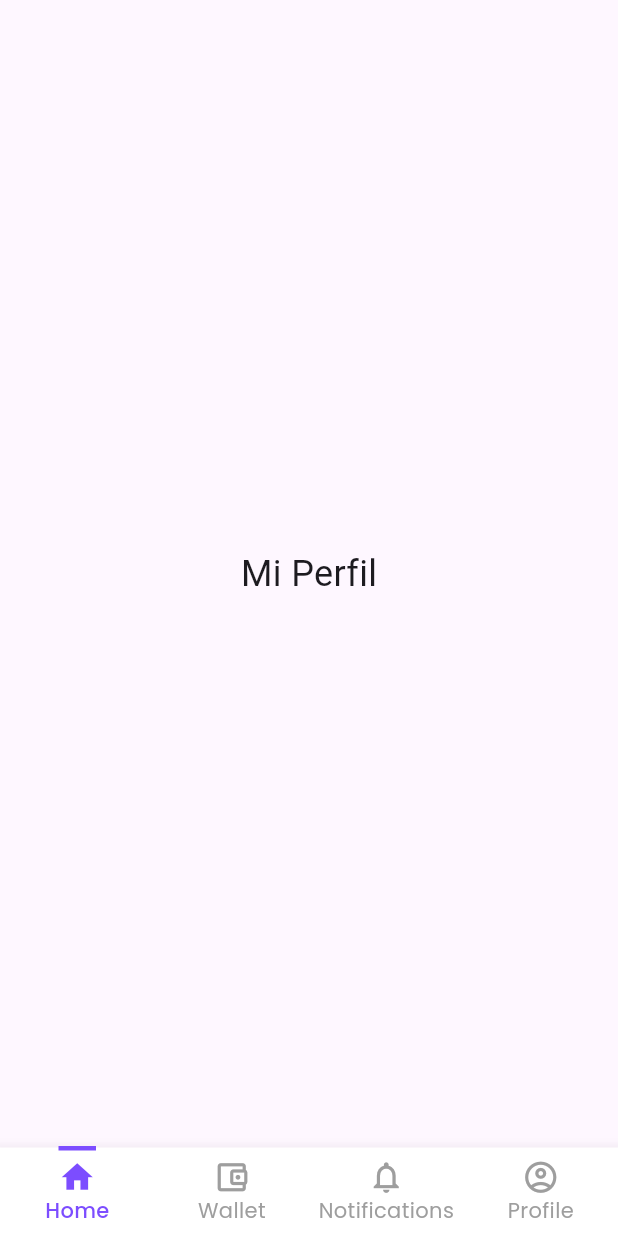
After one commit to jhuidobro-strategtic/VetApp, a Flutter app: the HomeScreen screen opened by its route, on a phone screen of 412 x 824 dp. The commit adds this screen. Run offline on Flutter 3.47's test engine with Material 3 defaults, Android fonts, the phone set to English and light mode, and no system bars; our stand-ins replace google_fonts.

Commit message:
commit angelo
commit angelo

```diff
--- a/lib/main.dart
+++ b/lib/main.dart
@@ -1,7 +1,7 @@
 import 'package:flutter/material.dart';
+import 'package:mobile_vet_app/screens/home_screen.dart';
 import 'screens/splash_screen.dart';
 import 'screens/login_screen.dart';
-//import 'screens/home_screen.dart';
 
 void main() {
   runApp(const MyApp());
@@ -15,12 +15,12 @@ class MyApp extends StatelessWidget {
     return MaterialApp(
       debugShowCheckedModeBanner: false,
       title: 'Clinica App',
-      theme: ThemeData(primarySwatch: Colors.green),
+      theme: ThemeData(primarySwatch: Colors.deepPurple),
       initialRoute: '/',
       routes: {
         '/': (context) => const SplashScreen(),
         '/login': (context) => const LoginScreen(),
-        //'/home': (context) => const HomeScreen(),
+        '/home': (context) => const HomeScreen(),
       },
     );
   }
--- /dev/null
+++ b/lib/screens/home_screen.dart
@@ -0,0 +1,96 @@
+import 'package:flutter/material.dart';
+import 'package:google_fonts/google_fonts.dart';
+import 'profile_screen.dart';
+import 'citas_screen.dart';
+import 'historia_screen.dart';
+import 'lugares_screen.dart';
+
+class HomeScreen extends StatefulWidget {
+  const HomeScreen({super.key});
+
+  @override
+  State<HomeScreen> createState() => _HomeScreenState();
+}
+
+class _HomeScreenState extends State<HomeScreen> {
+  int _currentIndex = 0;
+
+  final List<Widget> _pages = const [
+    ProfileScreen(),
+    CitasScreen(),
+    HistoriaScreen(),
+    LugaresScreen(),
+  ];
+
+  @override
+  Widget build(BuildContext context) {
+    return Scaffold(
+      body: _pages[_currentIndex],
+      bottomNavigationBar: BottomNavigationBar(
+        currentIndex: _currentIndex,
+        selectedItemColor: Colors.deepPurpleAccent,
+        unselectedItemColor: Colors.grey,
+        backgroundColor: Colors.white,
+        type: BottomNavigationBarType.fixed,
+        onTap: (index) {
+          setState(() {
+            _currentIndex = index;
+          });
+        },
+        selectedLabelStyle: GoogleFonts.poppins(
+          fontSize: 14,
+          fontWeight: FontWeight.w500,
+        ),
+        unselectedLabelStyle: GoogleFonts.poppins(
+          fontSize: 14,
+          fontWeight: FontWeight.w400,
+        ),
+        items: [
+          BottomNavigationBarItem(
+            icon: _buildBottomNavItem(Icons.home, 0),
+            label: "Home",
+          ),
+          BottomNavigationBarItem(
+            icon: _buildBottomNavItem(Icons.account_balance_wallet_outlined, 1),
+            label: "Wallet",
+          ),
+          BottomNavigationBarItem(
+            icon: _buildBottomNavItem(Icons.notifications_outlined, 2),
+            label: "Notifications",
+          ),
+          BottomNavigationBarItem(
+            icon: _buildBottomNavItem(Icons.account_circle_outlined, 3),
+            label: "Profile",
+          ),
+        ],
+      ),
+    );
+  }
+
+  Widget _buildBottomNavItem(IconData icon, int index) {
+    return Stack(
+      clipBehavior: Clip.none,
+      children: [
+        // Icono
+        Column(
+          mainAxisAlignment: MainAxisAlignment.center,
+          children: [Icon(icon, size: 25)],
+        ),
+        // Rayita encima del icono si es el seleccionado
+        if (_currentIndex == index)
+          Positioned(
+            left: 0,
+            right: 0,
+            bottom: 30, // Distancia de la rayita respecto al icono
+            child: Container(
+              height: 3,
+              width:
+                  MediaQuery.of(context).size.width /
+                  8, // Ancho igual dividido entre 4 ítems
+              color: Colors.deepPurpleAccent, // Color de la rayita
+            ),
+          ),
+      ],
+    );
+  }
+}
--- a/lib/screens/login_screen.dart
+++ b/lib/screens/login_screen.dart
@@ -35,12 +35,12 @@ class _LoginScreenState extends State<LoginScreen> {
               children: [
                 // 📌 Imagen arriba
                 Image.asset(
-                  "assets/images/logo.png",
-                  width: 150,
+                  "assets/images/logovetapp.png",
+                  width: 300,
                   height: 150,
                   fit: BoxFit.contain,
                 ),
-                const SizedBox(height: 20),
+                const SizedBox(height: 10),
 
                 // 📌 Bienvenida
                 Text(
--- /dev/null
+++ b/lib/screens/profile_screen.dart
@@ -0,0 +1,12 @@
+import 'package:flutter/material.dart';
+
+class ProfileScreen extends StatelessWidget {
+  const ProfileScreen({super.key});
+
+  @override
+  Widget build(BuildContext context) {
+    return const Center(
+      child: Text("Mi Perfil", style: TextStyle(fontSize: 24)),
+    );
+  }
+}
--- a/pubspec.yaml
+++ b/pubspec.yaml
@@ -66,6 +66,7 @@ flutter:
      - assets/images/logo.png
      - assets/images/google.png
      - assets/images/facebook.png
+     - assets/images/logovetapp.png
     #- images/a_dot_ham.jpeg
 
   # An image asset can refer to one or more resolution-specific "variants", see
```
Also changed, not shown: lib/screens/citas_screen.dart (added, +12 -0 lines), lib/screens/historia_screen.dart (added, +12 -0 lines), lib/screens/lugares_screen.dart (added, +12 -0 lines), assets/images/logovetapp.png (added), 1 other file.
